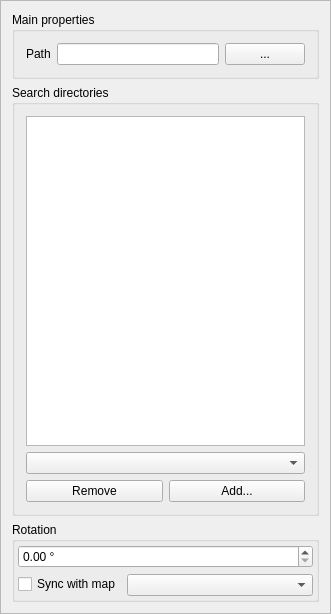
The window that src/ui/qgscomposerpicturewidgetbase.ui (carsmie/QGIS) describes before a commit, drawn with Qt 5.
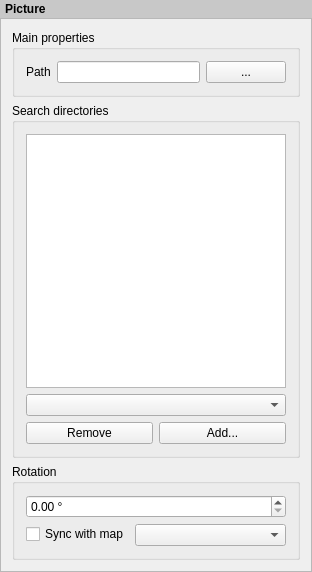
The same window after the commit. Custom widgets are drawn as their Qt base class.

Diff of the .ui file:
```diff
--- a/src/ui/qgscomposerpicturewidgetbase.ui
+++ b/src/ui/qgscomposerpicturewidgetbase.ui
@@ -6,8 +6,8 @@
    <rect>
     <x>0</x>
     <y>0</y>
-    <width>331</width>
-    <height>614</height>
+    <width>312</width>
+    <height>572</height>
    </rect>
   </property>
   <property name="sizePolicy">
@@ -20,9 +20,28 @@
    <string>Picture Options</string>
   </property>
   <layout class="QVBoxLayout" name="verticalLayout_2">
+   <property name="spacing">
+    <number>0</number>
+   </property>
    <property name="margin">
     <number>0</number>
    </property>
+   <item>
+    <widget class="QLabel" name="label_2">
+     <property name="sizePolicy">
+      <sizepolicy hsizetype="Preferred" vsizetype="Maximum">
+       <horstretch>0</horstretch>
+       <verstretch>0</verstretch>
+      </sizepolicy>
+     </property>
+     <property name="styleSheet">
+      <string notr="true">padding: 2px; font-weight: bold; background-color: rgb(200, 200, 200);</string>
+     </property>
+     <property name="text">
+      <string>Picture</string>
+     </property>
+    </widget>
+   </item>
    <item>
     <widget class="QScrollArea" name="scrollArea">
      <property name="widgetResizable">
@@ -33,19 +52,13 @@
        <rect>
         <x>0</x>
         <y>0</y>
-        <width>329</width>
-        <height>612</height>
+        <width>310</width>
+        <height>550</height>
        </rect>
       </property>
       <layout class="QVBoxLayout" name="mainLayout">
        <item>
         <widget class="QgsCollapsibleGroupBoxBasic" name="mPreviewGroupBox">
-         <property name="sizePolicy">
-          <sizepolicy hsizetype="Preferred" vsizetype="Maximum">
-           <horstretch>0</horstretch>
-           <verstretch>0</verstretch>
-          </sizepolicy>
-         </property>
          <property name="title">
           <string>Main properties</string>
          </property>
@@ -56,6 +69,12 @@
           <bool>false</bool>
          </property>
          <layout class="QFormLayout" name="formLayout_2">
+          <property name="fieldGrowthPolicy">
+           <enum>QFormLayout::AllNonFixedFieldsGrow</enum>
+          </property>
+          <property name="labelAlignment">
+           <set>Qt::AlignLeading|Qt::AlignLeft|Qt::AlignVCenter</set>
+          </property>
           <item row="1" column="0">
            <widget class="QLabel" name="label">
             <property name="text">
@@ -97,6 +116,12 @@
        </item>
        <item>
         <widget class="QgsCollapsibleGroupBoxBasic" name="mSearchDirectoriesGroupBox">
+         <property name="sizePolicy">
+          <sizepolicy hsizetype="Preferred" vsizetype="Expanding">
+           <horstretch>0</horstretch>
+           <verstretch>0</verstretch>
+          </sizepolicy>
+         </property>
          <property name="title">
           <string>Search directories</string>
          </property>
@@ -167,12 +192,6 @@
        </item>
        <item>
         <widget class="QgsCollapsibleGroupBoxBasic" name="groupBox">
-         <property name="sizePolicy">
-          <sizepolicy hsizetype="Preferred" vsizetype="Maximum">
-           <horstretch>0</horstretch>
-           <verstretch>0</verstretch>
-          </sizepolicy>
-         </property>
          <property name="title">
           <string>Rotation</string>
          </property>
@@ -186,8 +205,8 @@
           <property name="fieldGrowthPolicy">
            <enum>QFormLayout::AllNonFixedFieldsGrow</enum>
           </property>
-          <property name="margin">
-           <number>3</number>
+          <property name="labelAlignment">
+           <set>Qt::AlignLeading|Qt::AlignLeft|Qt::AlignVCenter</set>
           </property>
           <item row="1" column="0">
            <widget class="QCheckBox" name="mRotationFromComposerMapCheckBox">
```
Left out of the diff: 2 changed lines with no effect on the pictures.
